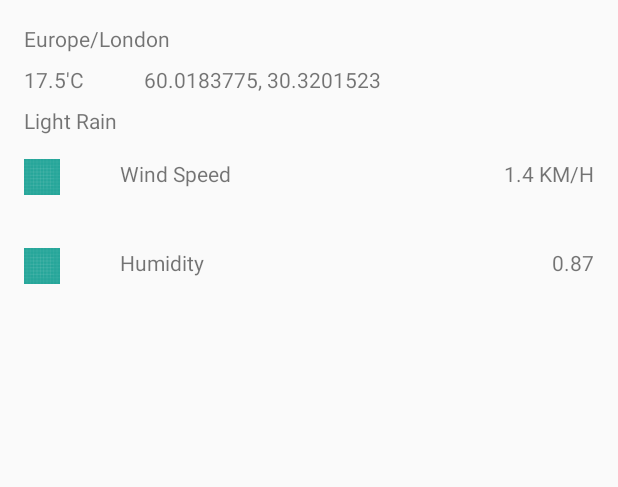
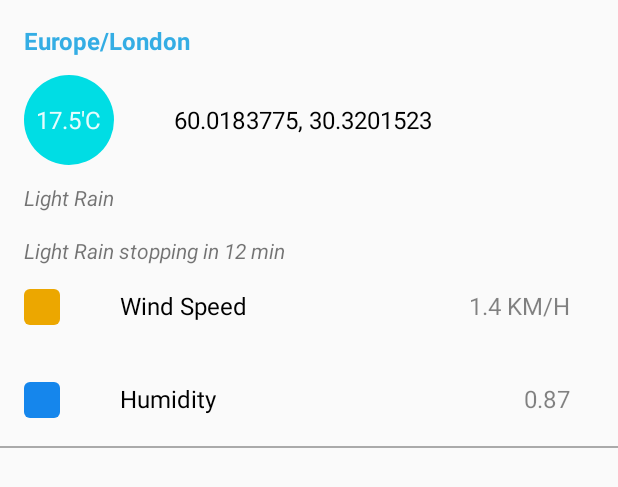
Before and after one commit to JohnKuper/prometheus-weather-app, an Android app: the layout weather_item.xml on its own in the app's theme, with its tools: preview values and no code run, on a phone screen of 412 x 824 dp. Shown: the top 487 px of the screen. Run offline under Robolectric (Android 15) with nearby library versions, the phone set to English and light mode, and no system bars.

Commit message:
Improved UI.

```diff
--- a/app/build.gradle
+++ b/app/build.gradle
@@ -17,7 +17,7 @@ android {
     compileSdkVersion 27
     defaultConfig {
         applicationId "com.kaizendeveloper.testweatherapp"
-        minSdkVersion 19
+        minSdkVersion 21
         targetSdkVersion 27
         versionCode 1
         versionName "1.0"
--- /dev/null
+++ b/app/src/main/res/drawable/bg_circle.xml
@@ -0,0 +1,7 @@
+<?xml version="1.0" encoding="utf-8"?>
+<shape xmlns:android="http://schemas.android.com/apk/res/android"
+       android:shape="oval">
+
+    <solid android:color="#00DDE4"/>
+
+</shape>
--- /dev/null
+++ b/app/src/main/res/drawable/bg_rounded_square.xml
@@ -0,0 +1,8 @@
+<?xml version="1.0" encoding="utf-8"?>
+<shape xmlns:android="http://schemas.android.com/apk/res/android"
+       android:shape="rectangle">
+
+    <solid android:color="#ECA700"/>
+    <corners android:radius="4dp"/>
+
+</shape>
--- a/app/src/main/res/drawable/ic_add.xml
+++ b/app/src/main/res/drawable/ic_add.xml
@@ -1,7 +1,7 @@
 <vector xmlns:android="http://schemas.android.com/apk/res/android"
         android:width="24dp"
         android:height="24dp"
-        android:tint="#737373"
+        android:tint="#FFFFFF"
         android:viewportHeight="24.0"
         android:viewportWidth="24.0">
     <path
--- a/app/src/main/res/layout/weather_item.xml
+++ b/app/src/main/res/layout/weather_item.xml
@@ -1,64 +1,90 @@
 <?xml version="1.0" encoding="utf-8"?>
-<android.support.constraint.ConstraintLayout
+<FrameLayout
     xmlns:android="http://schemas.android.com/apk/res/android"
     xmlns:app="http://schemas.android.com/apk/res-auto"
     xmlns:tools="http://schemas.android.com/tools"
     android:layout_width="match_parent"
-    android:layout_height="wrap_content"
-    android:paddingEnd="@dimen/spaceM"
+    android:layout_height="wrap_content">
+
+    <android.support.constraint.ConstraintLayout
+        android:layout_width="match_parent"
+        android:layout_height="match_parent"
+        android:paddingBottom="@dimen/spaceL"
+        android:paddingEnd="@dimen/space2XL"
         android:paddingStart="@dimen/spaceM"
         android:paddingTop="@dimen/spaceM"
         tools:ignore="ContentDescription">
 
         <TextView
+            style="@style/Text.Headline"
             android:id="@+id/time_zone"
             android:layout_width="wrap_content"
             android:layout_height="wrap_content"
-        android:paddingBottom="@dimen/spaceXS"
+            android:paddingBottom="@dimen/spaceS"
             tools:text="Europe/London"/>
 
+        <LinearLayout
+            android:id="@+id/temperature_container"
+            android:layout_width="match_parent"
+            android:layout_height="wrap_content"
+            android:orientation="horizontal"
+            app:layout_constraintTop_toBottomOf="@id/time_zone">
+
+            <FrameLayout
+                android:layout_width="60dp"
+                android:layout_height="60dp"
+                android:background="@drawable/bg_circle">
+
                 <TextView
+                    style="@style/Text.Inverse"
                     android:id="@+id/temperature"
                     android:layout_width="wrap_content"
                     android:layout_height="wrap_content"
-        android:paddingBottom="@dimen/spaceXS"
-        app:layout_constraintTop_toBottomOf="@id/time_zone"
+                    android:layout_gravity="center"
                     tools:text="17.5'C"/>
+            </FrameLayout>
 
             <TextView
+                style="@style/Text.Primary"
                 android:id="@+id/lat_lng"
                 android:layout_width="wrap_content"
                 android:layout_height="wrap_content"
+                android:layout_gravity="center_vertical"
                 android:layout_marginStart="40dp"
-        app:layout_constraintLeft_toRightOf="@id/temperature"
+                app:layout_constraintLeft_toRightOf="@id/temperature_container"
                 app:layout_constraintTop_toBottomOf="@id/time_zone"
                 tools:text="60.0183775, 30.3201523"/>
+        </LinearLayout>
 
         <TextView
+            style="@style/Text.Caption"
             android:id="@+id/current_summary"
             android:layout_width="wrap_content"
             android:layout_height="wrap_content"
             android:paddingBottom="@dimen/spaceM"
-        app:layout_constraintTop_toBottomOf="@id/temperature"
+            android:paddingTop="@dimen/spaceS"
+            app:layout_constraintTop_toBottomOf="@id/temperature_container"
             tools:text="Light Rain"/>
 
         <TextView
+            style="@style/Text.Caption"
             android:id="@+id/minutely_summary"
             android:layout_width="wrap_content"
             android:layout_height="wrap_content"
             android:paddingBottom="@dimen/spaceM"
-        android:visibility="gone"
             app:layout_constraintTop_toBottomOf="@id/current_summary"
             tools:text="Light Rain stopping in 12 min"/>
 
-    <ImageView
+        <View
             android:id="@+id/wind_color"
             android:layout_width="24dp"
             android:layout_height="24dp"
-        android:src="@drawable/ic_launcher_background"
+            android:background="@drawable/bg_rounded_square"
+            android:backgroundTint="@color/color_wind"
             app:layout_constraintTop_toBottomOf="@id/minutely_summary"/>
 
         <TextView
+            style="@style/Text.Primary"
             android:id="@+id/wind_speed_label"
             android:layout_width="wrap_content"
             android:layout_height="wrap_content"
@@ -69,6 +95,7 @@
             app:layout_constraintTop_toBottomOf="@id/minutely_summary"/>
 
         <TextView
+            style="@style/Text.Ghost"
             android:id="@+id/wind_speed"
             android:layout_width="wrap_content"
             android:layout_height="wrap_content"
@@ -76,14 +103,16 @@
             app:layout_constraintTop_toBottomOf="@id/minutely_summary"
             tools:text="1.4 KM/H"/>
 
-    <ImageView
+        <View
             android:id="@+id/humidity_color"
             android:layout_width="24dp"
             android:layout_height="24dp"
-        android:src="@drawable/ic_launcher_background"
+            android:background="@drawable/bg_rounded_square"
+            android:backgroundTint="@color/color_humidity"
             app:layout_constraintTop_toBottomOf="@id/wind_speed_label"/>
 
         <TextView
+            style="@style/Text.Primary"
             android:id="@+id/humidity_label"
             android:layout_width="wrap_content"
             android:layout_height="wrap_content"
@@ -93,6 +122,7 @@
             app:layout_constraintTop_toBottomOf="@id/wind_speed_label"/>
 
         <TextView
+            style="@style/Text.Ghost"
             android:id="@+id/humidity"
             android:layout_width="wrap_content"
             android:layout_height="wrap_content"
@@ -101,3 +131,9 @@
             tools:text="0.87"/>
 
     </android.support.constraint.ConstraintLayout>
+
+    <View
+        style="@style/Divider"
+        android:layout_gravity="bottom"/>
+
+</FrameLayout>
--- a/app/src/main/res/values/colors.xml
+++ b/app/src/main/res/values/colors.xml
@@ -1,6 +1,15 @@
 <?xml version="1.0" encoding="utf-8"?>
 <resources>
-    <color name="colorPrimary">#3F51B5</color>
-    <color name="colorPrimaryDark">#303F9F</color>
-    <color name="colorAccent">#FF4081</color>
+    <color name="color_primary">#3F51B5</color>
+    <color name="color_primary_dark">#303F9F</color>
+    <color name="color_accent">#FF4081</color>
+
+    <color name="color_wind">#ECA700</color>
+    <color name="color_humidity">#1586EC</color>
+
+    <color name="color_type_primary">#ff000000</color>
+    <color name="color_type_inverse">#e6ffffff</color>
+    <color name="color_type_ghost">#7c000000</color>
+    <color name="color_type_headline">#34ADE4</color>
+
 </resources>
--- a/app/src/main/res/values/dimens.xml
+++ b/app/src/main/res/values/dimens.xml
@@ -1,5 +1,11 @@
 <?xml version="1.0" encoding="utf-8"?>
 <resources>
     <dimen name="spaceXS">8dp</dimen>
+    <dimen name="spaceS">12dp</dimen>
     <dimen name="spaceM">16dp</dimen>
+    <dimen name="spaceL">20dp</dimen>
+    <dimen name="space2XL">32dp</dimen>
+
+    <dimen name="text_body">16sp</dimen>
+    <dimen name="text_caption">14sp</dimen>
 </resources>
--- a/app/src/main/res/values/styles.xml
+++ b/app/src/main/res/values/styles.xml
@@ -3,9 +3,42 @@
     <!-- Base application theme. -->
     <style name="AppTheme" parent="Theme.AppCompat.Light.DarkActionBar">
         <!-- Customize your theme here. -->
-        <item name="colorPrimary">@color/colorPrimary</item>
-        <item name="colorPrimaryDark">@color/colorPrimaryDark</item>
-        <item name="colorAccent">@color/colorAccent</item>
+        <item name="colorPrimary">@color/color_primary</item>
+        <item name="colorPrimaryDark">@color/color_primary_dark</item>
+        <item name="colorAccent">@color/color_accent</item>
+    </style>
+
+    <style name="Divider">
+        <item name="android:layout_width">match_parent</item>
+        <item name="android:layout_height">1dp</item>
+        <item name="android:background">@android:color/darker_gray</item>
+    </style>
+
+    <style name="Text">
+        <item name="android:textStyle">normal</item>
+        <item name="android:textSize">@dimen/text_body</item>
+    </style>
+
+    <style name="Text.Primary">
+        <item name="android:textColor">@color/color_type_primary</item>
+    </style>
+
+    <style name="Text.Inverse">
+        <item name="android:textColor">@color/color_type_inverse</item>
+    </style>
+
+    <style name="Text.Ghost">
+        <item name="android:textColor">@color/color_type_ghost</item>
+    </style>
+
+    <style name="Text.Caption">
+        <item name="android:textSize">@dimen/text_caption</item>
+        <item name="android:textStyle">italic</item>
+    </style>
+
+    <style name="Text.Headline">
+        <item name="android:textColor">@color/color_type_headline</item>
+        <item name="android:textStyle">bold</item>
     </style>
 
 </resources>
```
Lines whose indentation alone changed are shown as unchanged.
